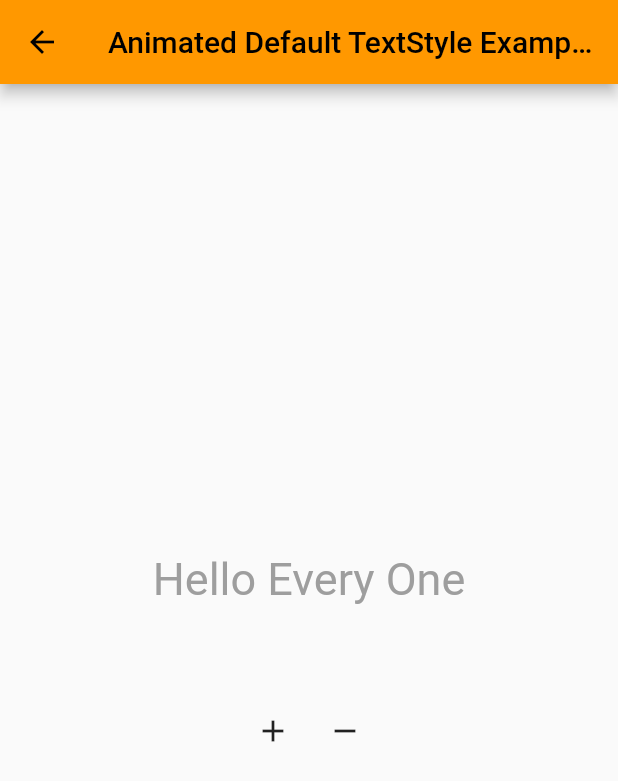
After one commit to minafarideleia/Flutter-Course-Animations-From-Zero-To-Hero, a Flutter app: the screen it shows after launch, after a tap on "Animated TextSize Example", on a phone screen of 412 x 824 dp. The commit adds this screen. Shown: the top 781 px of the screen. Run offline on Flutter 3.47's test engine with Material 2 defaults, Android fonts, the phone set to English and light mode, and no system bars.

Commit message:
AnimatedDefaultTextStyle

```diff
--- a/lib/implicit_animations/AnimatedAlignExample.dart
+++ b/lib/implicit_animations/AnimatedAlignExample.dart
@@ -23,6 +23,7 @@ class _AnimatedAlignExampleState extends State<AnimatedAlignExample> {
         children: [
           AnimatedAlign(
             alignment: getNextAlignment(_jerryAligned),
+            curve: Curves.easeInCirc,
             duration: const Duration(milliseconds: 400),
             child: Container(
               width: 100,
@@ -32,6 +33,7 @@ class _AnimatedAlignExampleState extends State<AnimatedAlignExample> {
             ),
           ),
           AnimatedAlign(
+            curve: Curves.linear,
             alignment: getNextAlignment(_jerryAligned + 1),
             duration: const Duration(milliseconds: 400),
             child: Container(
--- a/lib/implicit_animations/AnimatedContainerExample.dart
+++ b/lib/implicit_animations/AnimatedContainerExample.dart
@@ -37,6 +37,7 @@ class _AnimatedContainerExampleState extends State<AnimatedContainerExample> {
             _setAnimationValues();
           },
           child: AnimatedContainer(
+            curve: Curves.bounceOut,
             width: _width,
             height: _height,
             duration: const Duration(milliseconds: 400),
--- /dev/null
+++ b/lib/implicit_animations/AnimatedTextStyle.dart
@@ -0,0 +1,60 @@
+import 'package:flutter/material.dart';
+import 'package:flutter/src/widgets/framework.dart';
+import 'package:flutter/src/widgets/placeholder.dart';
+
+class AnimatedTextSizeExample extends StatefulWidget {
+  const AnimatedTextSizeExample({super.key});
+
+  @override
+  State<AnimatedTextSizeExample> createState() =>
+      _AnimatedTextSizeExampleState();
+}
+
+class _AnimatedTextSizeExampleState extends State<AnimatedTextSizeExample> {
+  double _fontSize = 30.0;
+  Color _color = Colors.grey;
+
+  _doAnimation() {
+    setState(() {
+      _fontSize = 50.0;
+      _color = Colors.orange;
+    });
+  }
+
+  _resetAnimation() {
+    setState(() {
+      _fontSize = 30.0;
+      _color = Colors.grey;
+    });
+  }
+
+  @override
+  Widget build(BuildContext context) {
+    return Scaffold(
+      appBar: AppBar(
+        title: const Text("Animated Default TextStyle Example"),
+      ),
+      body: Column(
+        mainAxisAlignment: MainAxisAlignment.center,
+        children: [
+          AnimatedDefaultTextStyle(
+              style: TextStyle(fontSize: _fontSize, color: _color),
+              duration: const Duration(milliseconds: 400),
+              curve: Curves.bounceIn,
+              child: const Text("Hello Every One")),
+          const SizedBox(
+            height: 60,
+          ),
+          Row(
+            mainAxisAlignment: MainAxisAlignment.center,
+            children: [
+              IconButton(onPressed: _doAnimation, icon: const Icon(Icons.add)),
+              IconButton(
+                  onPressed: _resetAnimation, icon: const Icon(Icons.remove))
+            ],
+          )
+        ],
+      ),
+    );
+  }
+}
--- a/lib/main.dart
+++ b/lib/main.dart
@@ -2,6 +2,7 @@ import 'package:flutter/material.dart';
 import 'package:flutter_course_animations_from_zero_to_hero/implicit_animations/AnimatedAlignExample.dart';
 
 import 'implicit_animations/AnimatedContainerExample.dart';
+import 'implicit_animations/AnimatedTextStyle.dart';
 
 void main() {
   runApp(const MyApp());
@@ -56,7 +57,16 @@ class _MyHomePageState extends State<MyHomePage> {
                           builder: (context) =>
                               const AnimatedContainerExample()));
                 },
-                child: const Text("Animated Container Example"))
+                child: const Text("Animated Container Example")),
+            ElevatedButton(
+                onPressed: () {
+                  Navigator.push(
+                      context,
+                      MaterialPageRoute(
+                          builder: (context) =>
+                              const AnimatedTextSizeExample()));
+                },
+                child: const Text("Animated TextSize Example"))
           ],
         )));
   }
```
